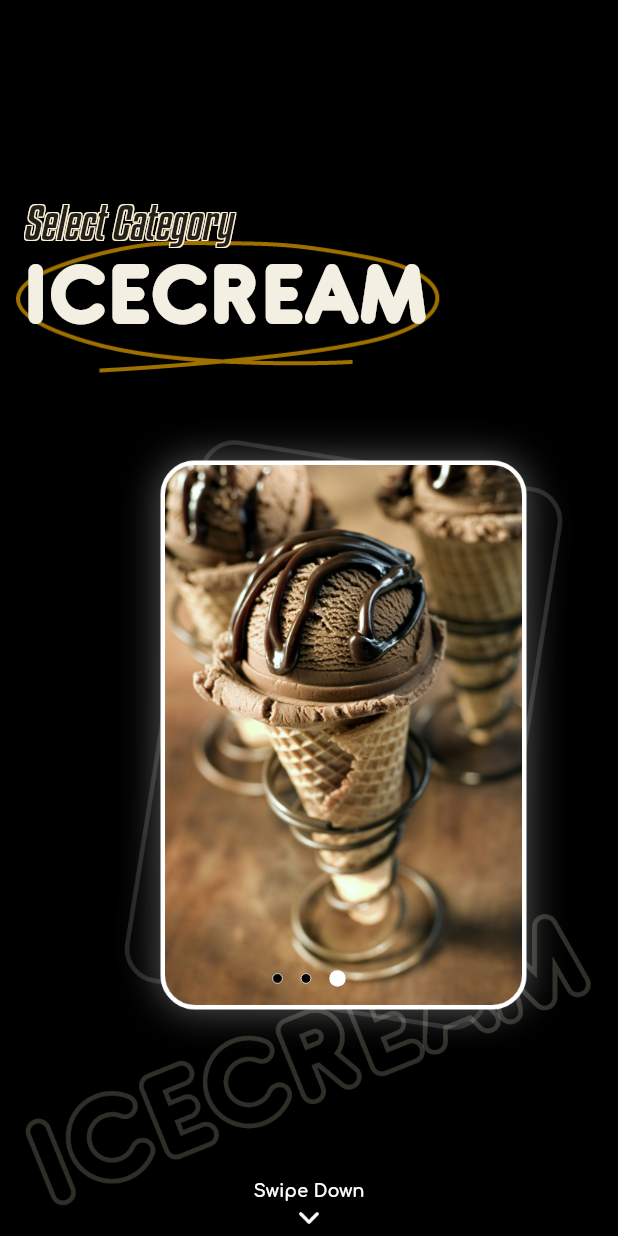
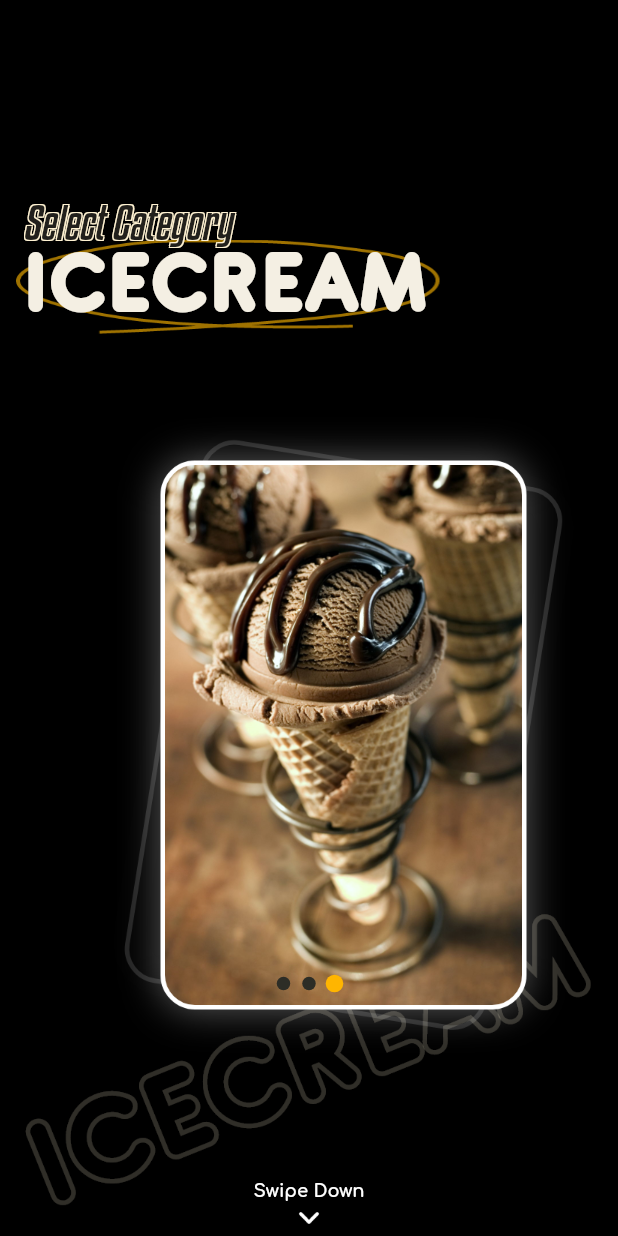
Before and after one commit to Kireshvanth/Fucolicious, a Flutter app: the CategoriesScreen screen opened directly, swiped to page 3, on a phone screen of 412 x 824 dp. Run offline on Flutter 3.47's test engine with Material 2 defaults, Android fonts, the phone set to English and light mode, and no system bars; drawn by our look-alikes of dots_indicator, smooth_page_indicator.

Commit message:
changed the categories screen indicator with animation

```diff
--- a/lib/screens/categories.dart
+++ b/lib/screens/categories.dart
@@ -1,6 +1,6 @@
 import 'package:flutter/cupertino.dart';
 import "package:flutter/material.dart";
-import 'package:dots_indicator/dots_indicator.dart';
+import 'package:smooth_page_indicator/smooth_page_indicator.dart';
 
 class CategoriesScreen extends StatefulWidget {
   @override
@@ -8,8 +8,6 @@ class CategoriesScreen extends StatefulWidget {
 }
 
 class _CategoriesScreenState extends State<CategoriesScreen> {
-
-  int pageIndex = 0;
 
   final PageController controller = PageController(initialPage: 0);
 
@@ -26,11 +24,6 @@ class _CategoriesScreenState extends State<CategoriesScreen> {
           PageView(
             scrollDirection: Axis.horizontal,
             controller: controller,
-            onPageChanged: (changedIndex){
-              setState(() {
-                pageIndex = changedIndex ;
-              });
-            },
             children: [
               //Coffee
               Stack(
@@ -132,7 +125,7 @@ class _CategoriesScreenState extends State<CategoriesScreen> {
                         ),
                         //-------Empty Space-----------
                         Expanded(
-                          flex: 8,
+                          flex: 9,
                           child: Container(),
                         ),
                         //-------Starbucks Watermark--------
@@ -173,20 +166,21 @@ class _CategoriesScreenState extends State<CategoriesScreen> {
                   ),
                   //Drawn Path
                   Padding(
-                    padding: const EdgeInsets.only(left: 8.69, top: 159.69),
+                    padding: EdgeInsets.only(left: 10.69, top: 159.69),
                     child: Container(
-                      height: 75,
-                      child: FittedBox(
-                        child: Image(
-                          image: AssetImage(
-                              "assests/categories_screen/Drawn_Path/Drawn_Path.png"),
-                        ),
+                      width: 217.32,
+                      height: 63.3,
+                      child: Image(
+                        fit: BoxFit.fill,
+                        image: AssetImage(
+                            "assests/categories_screen/Drawn_Path/Drawn_Path.png"),
                       ),
                     ),
                   ),
+
                   //BURGER Text
                   Container(
-                    padding: EdgeInsets.fromLTRB(22, 170, 15, 11),
+                    padding: EdgeInsets.fromLTRB(15, 167, 15, 11),
                     child: Text(
                       "BURGER",
                       style: TextStyle(
@@ -201,7 +195,6 @@ class _CategoriesScreenState extends State<CategoriesScreen> {
               //IceCream
               Stack(
                 children: [
-
                   //Ice cream Watermark
 
                   Container(
@@ -256,18 +249,20 @@ class _CategoriesScreenState extends State<CategoriesScreen> {
                   ),
                   //Drawn Path
                   Padding(
-                    padding: const EdgeInsets.only(left: 10.69, top: 160.69),
+                    padding: EdgeInsets.only(left: 10.69, top: 159.69),
                     child: Container(
-                      height: 88,
+                      width: 283,
+                      height: 63,
                       child: Image(
                         fit: BoxFit.fill,
                         image: AssetImage(
-                            "assests/categories_screen/Drawn_Path/Drawn_Path.png"),),
+                            "assests/categories_screen/Drawn_Path/Drawn_Path.png"),
+                      ),
                     ),
                   ),
                   //ICECREAM Text
                   Container(
-                    padding: EdgeInsets.fromLTRB(15, 175, 15, 11),
+                    padding: EdgeInsets.fromLTRB(15, 167, 15, 11),
                     child: Text(
                       "ICECREAM",
                       style: TextStyle(
@@ -292,20 +287,16 @@ class _CategoriesScreenState extends State<CategoriesScreen> {
                 ),
                 Padding(
                   padding: EdgeInsets.only(left: 20, right: 68),
-                  child: DotsIndicator(
-                    position: pageIndex.toDouble(),
-                    dotsCount: 3,
-                    decorator: DotsDecorator(
-                      color: Colors.black,
-                      activeColor: Colors.white,
-                      size: Size.square(7.0),
-                      activeSize: Size.square(11.0),
-                      shape: CircleBorder(
-                        side: BorderSide(
-                          color: Colors.white,
-                          width: 0.5,
-                        ),
-                      ),
+                  child: SmoothPageIndicator(
+                    controller: controller,
+                    count: 3,
+                    effect: ScrollingDotsEffect(
+                      activeDotColor: Color(0xffFFB500),
+                      strokeWidth: 1000,
+                      dotHeight: 9,
+                      dotWidth: 9,
+                      fixedCenter: true,
+                      dotColor: Color(0xff2D2D26),
 
                     ),
                   ),
--- a/pubspec.yaml
+++ b/pubspec.yaml
@@ -28,7 +28,7 @@ dependencies:
   # The following adds the Cupertino Icons font to your application.
   # Use with the CupertinoIcons class for iOS style icons.
   cupertino_icons: ^1.0.2
-  dots_indicator: ^2.0.0
+  smooth_page_indicator: ^0.2.3
 
 dev_dependencies:
   flutter_test:
```
Also changed, not shown: pubspec.lock.
